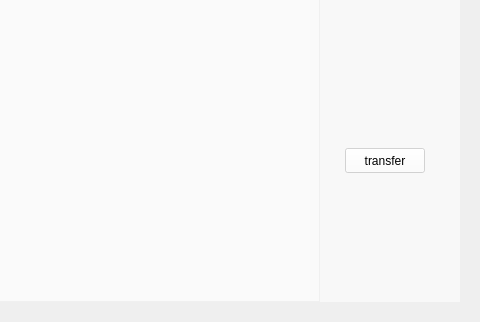
This is TTKCore/musicUi/musicToolsetswidget/musicconnecttransferwidget.ui in Greedysky/TTKMusicPlayer as Qt 5 draws it before an edit; both pictures show x 175 to 655 and y 87 to 409 of the 655 by 409 pixel window. The edited form follows.
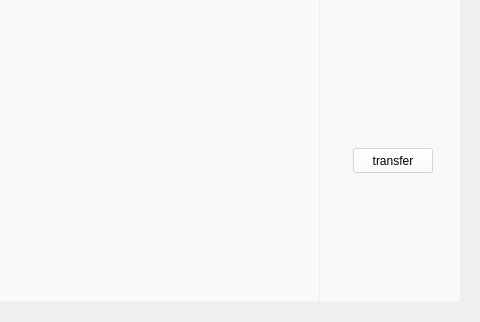
This is the edited form. Icons and pictures are not drawn. Custom widgets are drawn as their Qt base class.

Commit message: add item search in transfer table widget[348656]

```diff
--- a/TTKCore/musicUi/musicToolsetswidget/musicconnecttransferwidget.ui
+++ b/TTKCore/musicUi/musicToolsetswidget/musicconnecttransferwidget.ui
@@ -156,7 +156,7 @@
    <widget class="QPushButton" name="transferButton">
     <property name="geometry">
      <rect>
-      <x>500</x>
+      <x>508</x>
       <y>190</y>
       <width>80</width>
       <height>25</height>
```
The commit also changes 3 other files.
